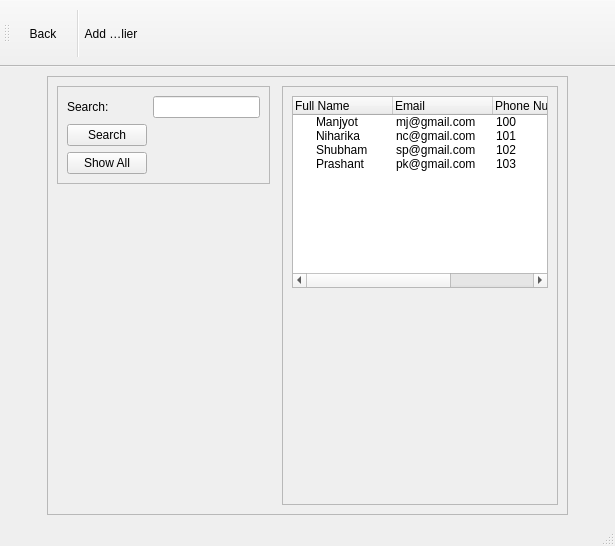
This is supp.ui in mj2266/inventory_app as Qt 5 draws it before an edit. The edited form follows.
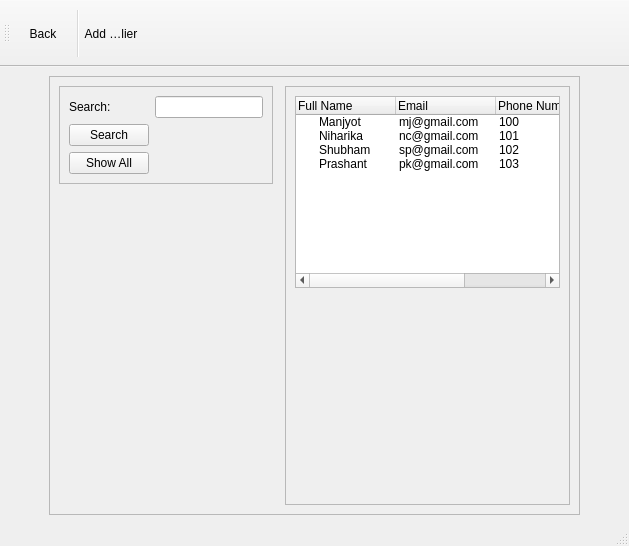
This is the edited form. Icons and pictures are not drawn.

Commit message: Made homepage.py ,login.py and linked them using login button

What changed in the file:
```diff
--- a/supp.ui
+++ b/supp.ui
@@ -6,7 +6,7 @@
    <rect>
     <x>0</x>
     <y>0</y>
-    <width>615</width>
+    <width>629</width>
     <height>546</height>
    </rect>
   </property>
```
Left out of the diff: 10 changed lines with no effect on the pictures. The commit also changes 3 other files.
